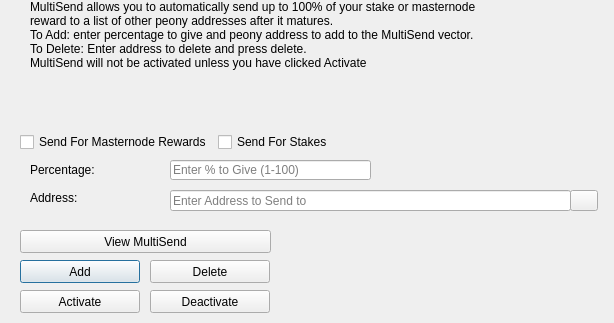
Qt form src/qt/forms/multisenddialog.ui (decenomy/PNY) before a commit.
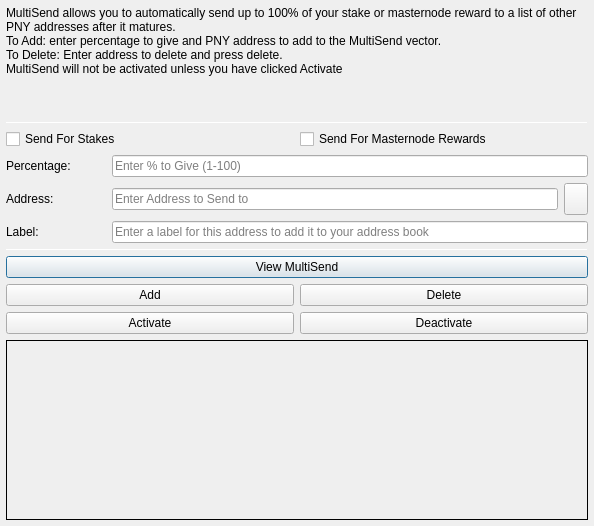
The same form after that commit. Icons and pictures are not drawn.

Commit message: Upgrade Peony to PIVX 3.2.1

Patch:
```diff
--- a/src/qt/forms/multisenddialog.ui
+++ b/src/qt/forms/multisenddialog.ui
@@ -9,22 +9,106 @@
    <rect>
     <x>0</x>
     <y>0</y>
-    <width>614</width>
-    <height>323</height>
+    <width>594</width>
+    <height>526</height>
    </rect>
   </property>
   <property name="windowTitle">
    <string>MultiSend</string>
   </property>
+  <layout class="QVBoxLayout" name="verticalLayout" stretch="0">
+   <property name="leftMargin">
+    <number>6</number>
+   </property>
+   <property name="topMargin">
+    <number>6</number>
+   </property>
+   <property name="rightMargin">
+    <number>6</number>
+   </property>
+   <property name="bottomMargin">
+    <number>6</number>
+   </property>
+   <item>
+    <layout class="QVBoxLayout" name="verticalLayout_Main" stretch="1,1,1,0,1,1,1">
+     <item>
+      <widget class="QLabel" name="label_2">
+       <property name="lineWidth">
+        <number>1</number>
+       </property>
+       <property name="text">
+        <string>MultiSend allows you to automatically send up to 100% of your stake or masternode reward to a list of other PNY addresses after it matures.
+To Add: enter percentage to give and PNY address to add to the MultiSend vector.
+To Delete: Enter address to delete and press delete.
+MultiSend will not be activated unless you have clicked Activate</string>
+       </property>
+       <property name="alignment">
+        <set>Qt::AlignLeading|Qt::AlignLeft|Qt::AlignTop</set>
+       </property>
+       <property name="wordWrap">
+        <bool>true</bool>
+       </property>
+      </widget>
+     </item>
+     <item>
+      <widget class="Line" name="line">
+       <property name="minimumSize">
+        <size>
+         <width>0</width>
+         <height>1</height>
+        </size>
+       </property>
+       <property name="maximumSize">
+        <size>
+         <width>16777215</width>
+         <height>1</height>
+        </size>
+       </property>
+       <property name="orientation">
+        <enum>Qt::Horizontal</enum>
+       </property>
+      </widget>
+     </item>
+     <item>
+      <layout class="QVBoxLayout" name="verticalLayout_Settings">
+       <item>
+        <layout class="QHBoxLayout" name="horizontalLayout">
+         <item>
+          <widget class="QCheckBox" name="multiSendStakeCheckBox">
+           <property name="text">
+            <string>Send For Stakes</string>
+           </property>
+          </widget>
+         </item>
+         <item>
+          <widget class="QCheckBox" name="multiSendMasternodeCheckBox">
+           <property name="text">
+            <string>Send For Masternode Rewards</string>
+           </property>
+          </widget>
+         </item>
+        </layout>
+       </item>
+       <item>
+        <layout class="QHBoxLayout" name="horizontalLayout_6">
+         <item>
+          <widget class="QLabel" name="label">
+           <property name="minimumSize">
+            <size>
+             <width>100</width>
+             <height>0</height>
+            </size>
+           </property>
+           <property name="toolTip">
+            <string>Percentage of stake to send</string>
+           </property>
+           <property name="text">
+            <string>Percentage:</string>
+           </property>
+          </widget>
+         </item>
+         <item>
   <widget class="QLineEdit" name="multiSendPercentEdit">
-   <property name="geometry">
-    <rect>
-     <x>170</x>
-     <y>160</y>
-     <width>201</width>
-     <height>20</height>
-    </rect>
-   </property>
    <property name="toolTip">
     <string>Enter whole numbers 1 - 100</string>
    </property>
@@ -32,15 +116,29 @@
     <string>Enter % to Give (1-100)</string>
    </property>
   </widget>
+         </item>
+        </layout>
+       </item>
+       <item>
+        <layout class="QHBoxLayout" name="horizontalLayout_7">
+         <item>
+          <widget class="QLabel" name="label_5">
+           <property name="minimumSize">
+            <size>
+             <width>100</width>
+             <height>0</height>
+            </size>
+           </property>
+           <property name="toolTip">
+            <string>Address to send portion of stake to</string>
+           </property>
+           <property name="text">
+            <string>Address:</string>
+           </property>
+          </widget>
+         </item>
+         <item>
   <widget class="QLineEdit" name="multiSendAddressEdit">
-   <property name="geometry">
-    <rect>
-     <x>170</x>
-     <y>190</y>
-     <width>401</width>
-     <height>21</height>
-    </rect>
-   </property>
    <property name="toolTip">
     <string/>
    </property>
@@ -48,87 +146,14 @@
     <string>Enter Address to Send to</string>
    </property>
   </widget>
-  <widget class="QLabel" name="label_2">
-   <property name="geometry">
-    <rect>
-     <x>30</x>
-     <y>0</y>
-     <width>451</width>
-     <height>121</height>
-    </rect>
-   </property>
-   <property name="lineWidth">
-    <number>1</number>
-   </property>
-   <property name="text">
-    <string>MultiSend allows you to automatically send up to 100% of your stake or masternode reward to a list of other peony addresses after it matures.
-To Add: enter percentage to give and peony address to add to the MultiSend vector.
-To Delete: Enter address to delete and press delete.
-MultiSend will not be activated unless you have clicked Activate</string>
-   </property>
-   <property name="alignment">
-    <set>Qt::AlignLeading|Qt::AlignLeft|Qt::AlignTop</set>
-   </property>
-   <property name="wordWrap">
-    <bool>true</bool>
-   </property>
-  </widget>
-  <widget class="QLabel" name="message">
-   <property name="geometry">
-    <rect>
-     <x>290</x>
-     <y>230</y>
-     <width>351</width>
-     <height>91</height>
-    </rect>
-   </property>
-   <property name="text">
-    <string/>
-   </property>
-  </widget>
-  <widget class="QPushButton" name="addButton">
-   <property name="geometry">
-    <rect>
-     <x>20</x>
-     <y>260</y>
-     <width>120</width>
-     <height>23</height>
-    </rect>
-   </property>
-   <property name="toolTip">
-    <string/>
-   </property>
-   <property name="statusTip">
-    <string>Add to MultiSend Vector</string>
-   </property>
-   <property name="text">
-    <string>Add</string>
-   </property>
-  </widget>
-  <widget class="QPushButton" name="disableButton">
-   <property name="geometry">
-    <rect>
-     <x>150</x>
-     <y>290</y>
-     <width>120</width>
-     <height>23</height>
-    </rect>
-   </property>
-   <property name="statusTip">
-    <string>Deactivate MultiSend</string>
-   </property>
-   <property name="text">
-    <string>Deactivate</string>
-   </property>
-  </widget>
-  <widget class="QPushButton" name="addressBookButton">
-   <property name="geometry">
-    <rect>
-     <x>570</x>
-     <y>190</y>
-     <width>28</width>
-     <height>21</height>
-    </rect>
+         </item>
+         <item>
+          <widget class="QToolButton" name="addressBookButton">
+           <property name="maximumSize">
+            <size>
+             <width>16777215</width>
+             <height>32</height>
+            </size>
    </property>
    <property name="toolTip">
     <string>Choose an address from the address book</string>
@@ -143,51 +168,85 @@
    <property name="shortcut">
     <string>Alt+A</string>
    </property>
-   <property name="autoDefault">
-    <bool>false</bool>
-   </property>
-  </widget>
-  <widget class="QLabel" name="label">
-   <property name="geometry">
-    <rect>
-     <x>30</x>
-     <y>160</y>
-     <width>121</width>
-     <height>20</height>
-    </rect>
-   </property>
+          </widget>
+         </item>
+        </layout>
+       </item>
+      </layout>
+     </item>
+     <item>
+      <layout class="QHBoxLayout" name="horizontalLayout_3">
+       <item>
+        <widget class="QLabel" name="label_3">
+         <property name="minimumSize">
+          <size>
+           <width>100</width>
+           <height>0</height>
+          </size>
+         </property>
+         <property name="text">
+          <string>Label:</string>
+         </property>
+        </widget>
+       </item>
+       <item>
+        <widget class="QLineEdit" name="labelAddressLabelEdit">
+         <property name="placeholderText">
+          <string>Enter a label for this address to add it to your address book</string>
+         </property>
+        </widget>
+       </item>
+      </layout>
+     </item>
+     <item>
+      <widget class="Line" name="line_2">
+       <property name="minimumSize">
+        <size>
+         <width>0</width>
+         <height>1</height>
+        </size>
+       </property>
+       <property name="maximumSize">
+        <size>
+         <width>16777215</width>
+         <height>1</height>
+        </size>
+       </property>
+       <property name="orientation">
+        <enum>Qt::Horizontal</enum>
+       </property>
+      </widget>
+     </item>
+     <item>
+      <layout class="QVBoxLayout" name="verticalLayout_Buttons">
+       <item>
+        <layout class="QHBoxLayout" name="horizontalLayout_4">
+         <item>
+          <widget class="QPushButton" name="viewButton">
    <property name="toolTip">
     <string>Percentage of stake to send</string>
    </property>
    <property name="text">
-    <string>Percentage:</string>
-   </property>
-  </widget>
-  <widget class="QLabel" name="label_5">
-   <property name="geometry">
-    <rect>
-     <x>30</x>
-     <y>190</y>
-     <width>111</width>
-     <height>16</height>
-    </rect>
-   </property>
+            <string>View MultiSend</string>
+           </property>
+          </widget>
+         </item>
+        </layout>
+       </item>
+       <item>
+        <layout class="QHBoxLayout" name="horizontalLayout_2">
+         <item>
+          <widget class="QPushButton" name="addButton">
    <property name="toolTip">
     <string>Address to send portion of stake to</string>
    </property>
    <property name="text">
-    <string>Address:</string>
-   </property>
-  </widget>
+            <string>Add</string>
+           </property>
+          </widget>
+         </item>
+         <item>
   <widget class="QPushButton" name="deleteButton">
-   <property name="geometry">
-    <rect>
-     <x>150</x>
-     <y>260</y>
-     <width>120</width>
-     <height>23</height>
-    </rect>
-   </property>
    <property name="toolTip">
     <string/>
    </property>
@@ -198,15 +257,13 @@
     <string>Delete</string>
    </property>
   </widget>
+         </item>
+        </layout>
+       </item>
+       <item>
+        <layout class="QHBoxLayout" name="horizontalLayout_5">
+         <item>
   <widget class="QPushButton" name="activateButton">
-   <property name="geometry">
-    <rect>
-     <x>20</x>
-     <y>290</y>
-     <width>120</width>
-     <height>23</height>
-    </rect>
-   </property>
    <property name="statusTip">
     <string>Activate MultiSend</string>
    </property>
@@ -214,51 +271,55 @@
     <string>Activate</string>
    </property>
   </widget>
-  <widget class="QPushButton" name="viewButton">
-   <property name="geometry">
-    <rect>
-     <x>20</x>
-     <y>230</y>
-     <width>251</width>
-     <height>23</height>
-    </rect>
-   </property>
-   <property name="toolTip">
-    <string/>
-   </property>
+         </item>
+         <item>
+          <widget class="QPushButton" name="disableButton">
    <property name="statusTip">
     <string>View MultiSend Vector</string>
    </property>
    <property name="text">
-    <string>View MultiSend</string>
-   </property>
-  </widget>
-  <widget class="QWidget" name="horizontalLayoutWidget">
-   <property name="geometry">
-    <rect>
-     <x>20</x>
-     <y>130</y>
-     <width>374</width>
-     <height>25</height>
-    </rect>
-   </property>
-   <layout class="QHBoxLayout" name="horizontalLayout">
-    <item>
-     <widget class="QCheckBox" name="multiSendMasternodeCheckBox">
-      <property name="text">
-       <string>Send For Masternode Rewards</string>
-      </property>
-     </widget>
-    </item>
+            <string>Deactivate</string>
+           </property>
+          </widget>
+         </item>
+        </layout>
+       </item>
+      </layout>
+     </item>
     <item>
-     <widget class="QCheckBox" name="multiSendStakeCheckBox">
+      <widget class="QLabel" name="message">
+       <property name="minimumSize">
+        <size>
+         <width>0</width>
+         <height>180</height>
+        </size>
+       </property>
+       <property name="frameShape">
+        <enum>QFrame::Panel</enum>
+       </property>
+       <property name="frameShadow">
+        <enum>QFrame::Plain</enum>
+       </property>
+       <property name="lineWidth">
+        <number>1</number>
+       </property>
+       <property name="midLineWidth">
+        <number>1</number>
+       </property>
       <property name="text">
-       <string>Send For Stakes</string>
-      </property>
+        <string/>
+       </property>
+       <property name="alignment">
+        <set>Qt::AlignLeading|Qt::AlignLeft|Qt::AlignTop</set>
+       </property>
+       <property name="wordWrap">
+        <bool>true</bool>
+       </property>
      </widget>
     </item>
    </layout>
-  </widget>
+   </item>
+  </layout>
  </widget>
  <resources>
   <include location="../peony.qrc"/>
```
Left out of the diff: 20 changed lines with no effect on the pictures. Lines whose indentation alone changed are shown as unchanged. The commit also changes 1610 other files.
